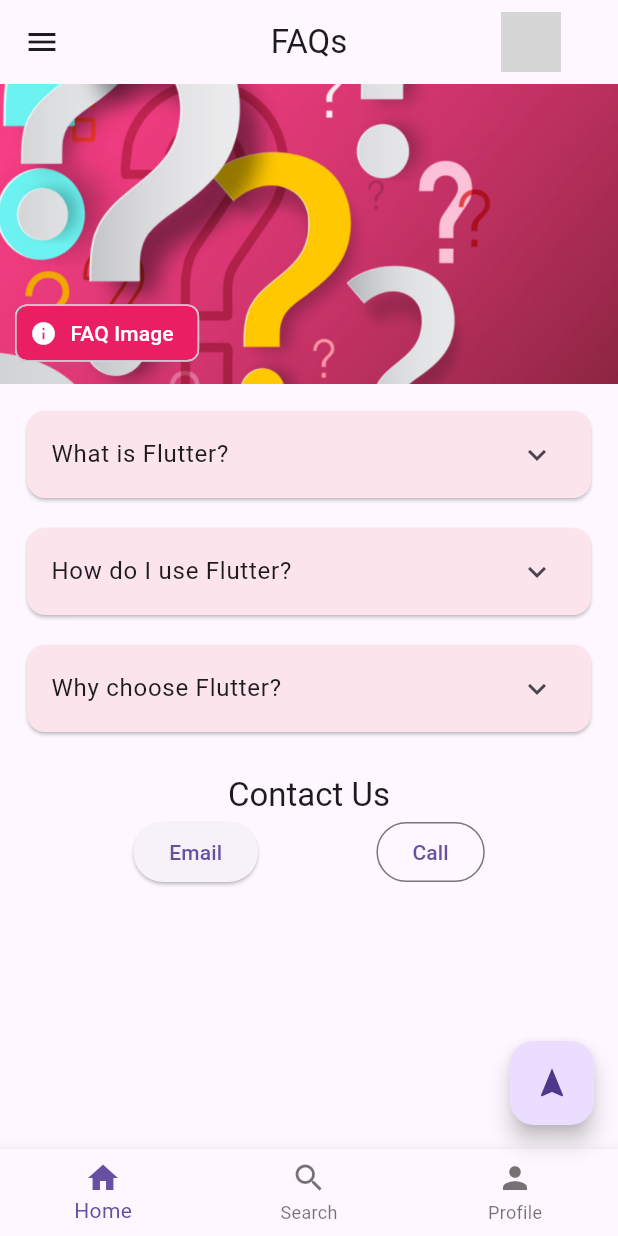
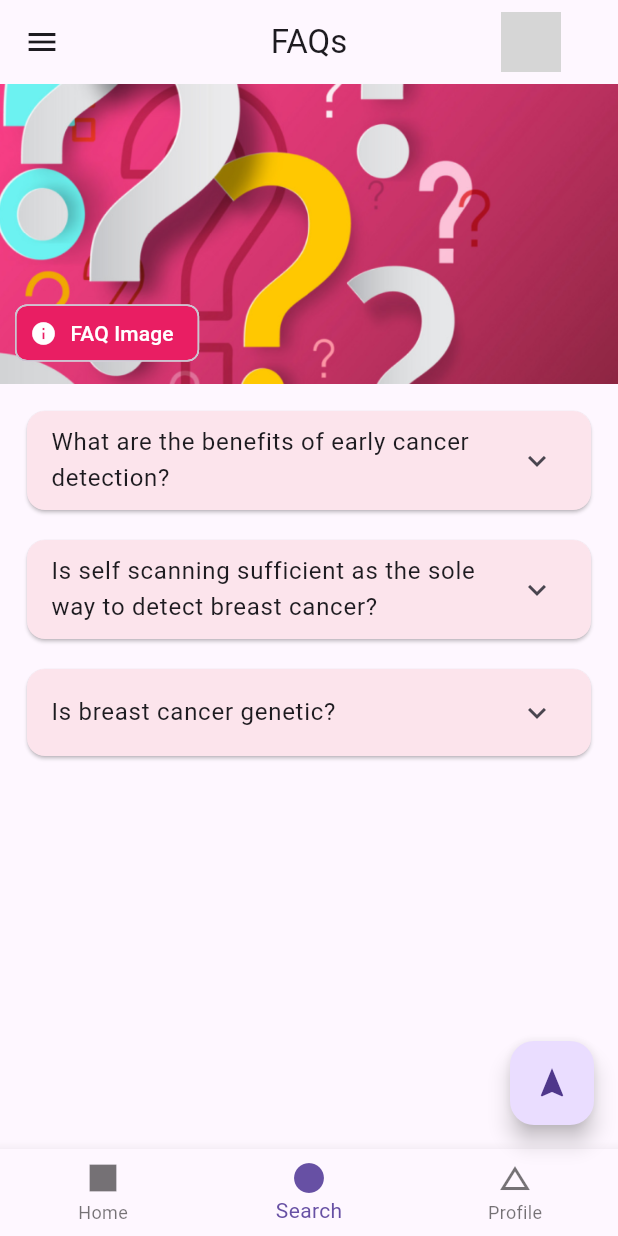
Before and after one commit to agigibairene/PinkRibbon-app, a Flutter app: the screen it shows after launch, after a tap on the "question answer" icon, on a phone screen of 412 x 824 dp. Run offline on Flutter 3.47's test engine with Material 3 defaults, Android fonts, the light colour scheme and no system bars; network calls fail; grey boxes are pictures that could not be loaded.

Commit message:
including_icons

```diff
--- a/pink_ribbon/lib/main.dart
+++ b/pink_ribbon/lib/main.dart
@@ -25,6 +25,12 @@
     return Scaffold(
       appBar: AppBar(
         title: const Text('PinkRibbon'),
+        leading: IconButton(
+          icon: const Icon(Icons.menu),
+          onPressed: () {
+            // Add your onPressed code here!
+          },
+        ),
       ),
       body: const HomePageContent(),
       bottomNavigationBar: BottomNavigationBar(
@@ -147,7 +153,7 @@
 class InfoCard extends StatelessWidget {
   final String title;
 
-  const InfoCard({required this.title});
+  const InfoCard({super.key, required this.title});
 
   @override
   Widget build(BuildContext context) {
@@ -224,47 +230,21 @@
               child: Column(
                 children: [
                   FAQCard(
-                    question: 'What is Flutter?',
+                    question:
+                        'What are the benefits of early cancer detection?',
                     answer:
-                        'Flutter is an open-source UI software development kit created by Google.',
+                        'Early detection of breast cancer can help reduce the time needed to diagnose and treat patients. Early detection can also help to reduce the spread of the disease.',
                   ),
                   FAQCard(
-                    question: 'How do I use Flutter?',
+                    question:
+                        'Is self scanning sufficient as the sole way to detect breast cancer?',
                     answer:
-                        'You can use Flutter to develop cross-platform applications for Android, iOS, and more.',
+                        'Yes, self scanning is sufficient as the sole way to detect breast cancer.<br>However, if you do not have access to a scanner, you may need to use a different method to detect breast cancer.',
                   ),
                   FAQCard(
-                    question: 'Why choose Flutter?',
+                    question: 'Is breast cancer genetic?',
                     answer:
-                        'Flutter allows for fast development, expressive and flexible UI, and native performance.',
-                  ),
-                ],
-              ),
-            ),
-            Container(
-              padding: const EdgeInsets.all(10.0),
-              child: Column(
-                children: [
-                  Text(
-                    'Contact Us',
-                    style: Theme.of(context).textTheme.headline6,
-                  ),
-                  Row(
-                    mainAxisAlignment: MainAxisAlignment.spaceEvenly,
-                    children: [
-                      ElevatedButton(
-                        onPressed: () {
-                          // Add your onPressed code here!
-                        },
-                        child: const Text('Email'),
-                      ),
-                      OutlinedButton(
-                        onPressed: () {
-                          // Add your onPressed code here!
-                        },
-                        child: const Text('Call'),
-                      ),
-                    ],
+                        'No, breast cancer is not genetic. It is a disease that occurs in the cells of the breast.',
                   ),
                 ],
               ),
@@ -272,22 +252,7 @@
           ],
         ),
       ),
-      bottomNavigationBar: BottomNavigationBar(
-        items: const [
-          BottomNavigationBarItem(
-            icon: Icon(Icons.home),
-            label: 'Home',
-          ),
-          BottomNavigationBarItem(
-            icon: Icon(Icons.search),
-            label: 'Search',
-          ),
-          BottomNavigationBarItem(
-            icon: Icon(Icons.person),
-            label: 'Profile',
-          ),
-        ],
-      ),
+      bottomNavigationBar: const CustomBottomNavigationBar(currentIndex: 1),
       floatingActionButton: FloatingActionButton(
         onPressed: () {
           // Add your onPressed code here!
@@ -327,3 +292,45 @@
     );
   }
 }
+
+class CustomBottomNavigationBar extends StatelessWidget {
+  final int currentIndex;
+
+  const CustomBottomNavigationBar({required this.currentIndex, super.key});
+
+  @override
+  Widget build(BuildContext context) {
+    return BottomNavigationBar(
+      currentIndex: currentIndex,
+      onTap: (index) {
+        if (index == 0) {
+          Navigator.pushAndRemoveUntil(
+            context,
+            MaterialPageRoute(builder: (context) => const HomePage()),
+            (route) => false,
+          );
+        } else if (index == 1) {
+          Navigator.pushAndRemoveUntil(
+            context,
+            MaterialPageRoute(builder: (context) => const FAQScreen()),
+            (route) => false,
+          );
+        }
+      },
+      items: const [
+        BottomNavigationBarItem(
+          icon: Icon(Icons.square),
+          label: 'Home',
+        ),
+        BottomNavigationBarItem(
+          icon: Icon(Icons.circle),
+          label: 'Search',
+        ),
+        BottomNavigationBarItem(
+          icon: Icon(Icons.change_history), // This is the triangle icon
+          label: 'Profile',
+        ),
+      ],
+    );
+  }
+}
```
